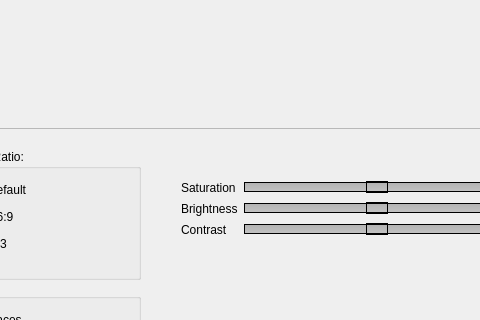
Qt form Binary_cam/mainwindow.ui (rafaelgp23/OpenCVproject) before a commit; both pictures show x 341 to 821 and y 322 to 642 of the 1362 by 744 pixel window.
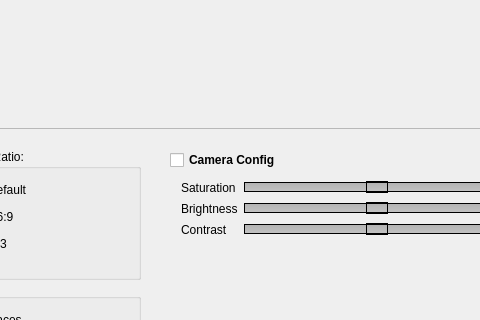
The same form after that commit.

Commit message:
Some UI changes and moved VideoCapture.open
moved VideoCapture.open from mainWindow constructor to Vision constructor

Diff of the .ui file:
```diff
--- a/Binary_cam/mainwindow.ui
+++ b/Binary_cam/mainwindow.ui
@@ -327,6 +327,25 @@
            </layout>
           </widget>
          </widget>
+         <widget class="QCheckBox" name="checkBox_CameraConfig">
+          <property name="geometry">
+           <rect>
+            <x>240</x>
+            <y>10</y>
+            <width>141</width>
+            <height>22</height>
+           </rect>
+          </property>
+          <property name="font">
+           <font>
+            <weight>75</weight>
+            <bold>true</bold>
+           </font>
+          </property>
+          <property name="text">
+           <string>Camera Config</string>
+          </property>
+         </widget>
         </widget>
         <widget class="QWidget" name="page_DevMode">
          <widget class="QWidget" name="gridLayoutWidget_3">
```
The commit also changes 3 other files.
